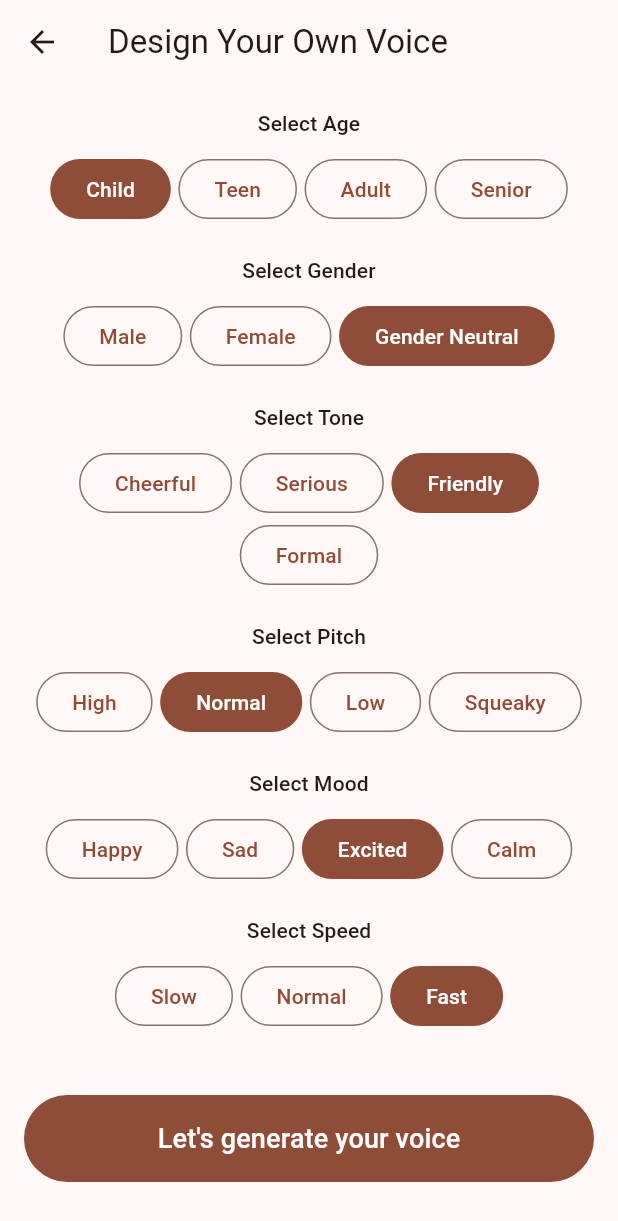
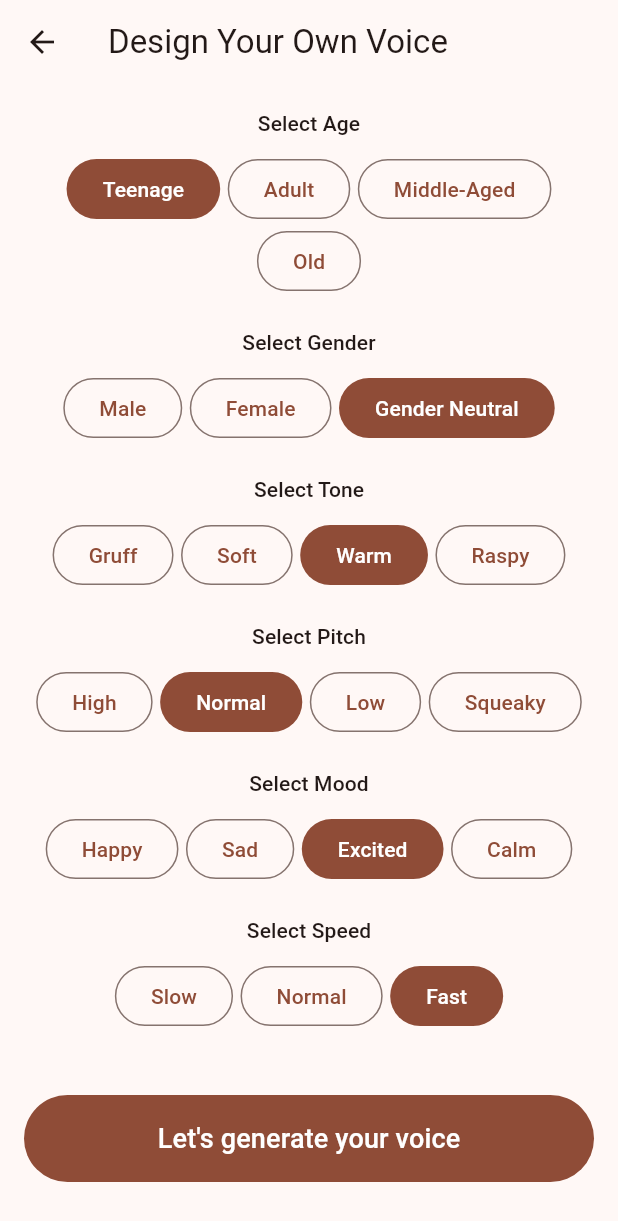
Before and after one commit to fimpro/ElevenLabsChallenge, a Flutter app: the CustomVoicePage screen opened by its route, on a phone screen of 412 x 824 dp. Shown: the top 1221 px of the screen. Run offline on Flutter 3.47's test engine with Material 3 defaults, Android fonts, the phone set to English and light mode, and no system bars; drawn by our look-alikes of group_button; our stand-ins replace flutter_bloc, flutter_map, fluttertoast, geocoding, geolocator, introduction_screen and 3 more; missing offline and left inert: dart:js_interop, event, flutter_map_animations, flutter_map_cancellable_tile_provider, flutter_map_location_marker.

Commit message:
update tags to avoid blocking

```diff
--- a/sightseeing_app/lib/pages/custom_voice.dart
+++ b/sightseeing_app/lib/pages/custom_voice.dart
@@ -18,9 +18,9 @@ class CustomVoicePage extends StatefulWidget {
 }
 
 class _CustomVoicePageState extends State<CustomVoicePage> {
-  final List<String> ages = ["Child", "Teen", "Adult", "Senior"];
+  final List<String> ages = ["Teenage", "Adult", "Middle-Aged", "Old"];
   final List<String> genders = ["Male", "Female", "Gender Neutral"];
-  final List<String> tones = ["Cheerful", "Serious", "Friendly", "Formal"];
+  final List<String> tones = ["Gruff", "Soft", "Warm", "Raspy"];
   final List<String> pitches = ["High", "Normal", "Low", "Squeaky"];
   final List<String> moods = ["Happy", "Sad", "Excited", "Calm"];
   final List<String> speeds = ["Slow", "Normal", "Fast"];
```
